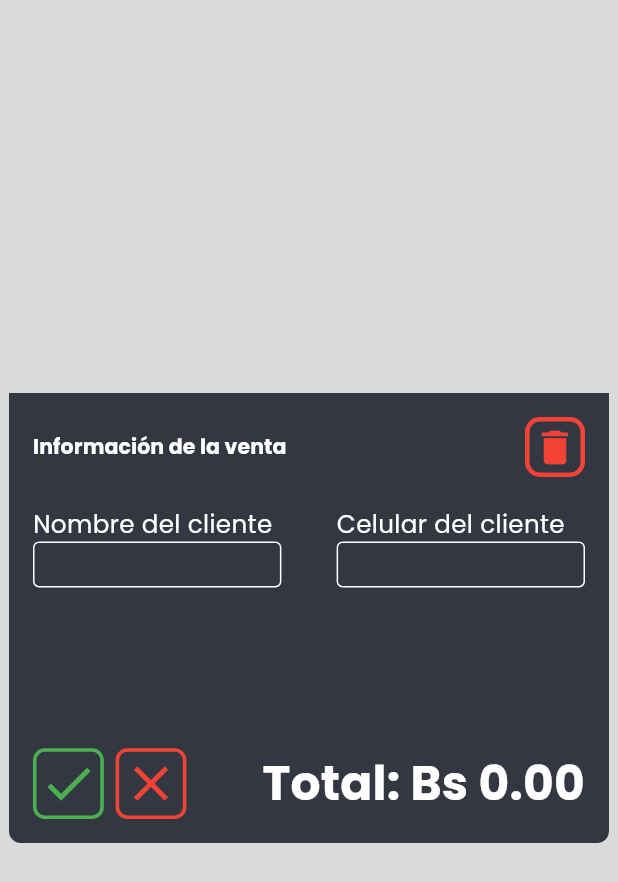
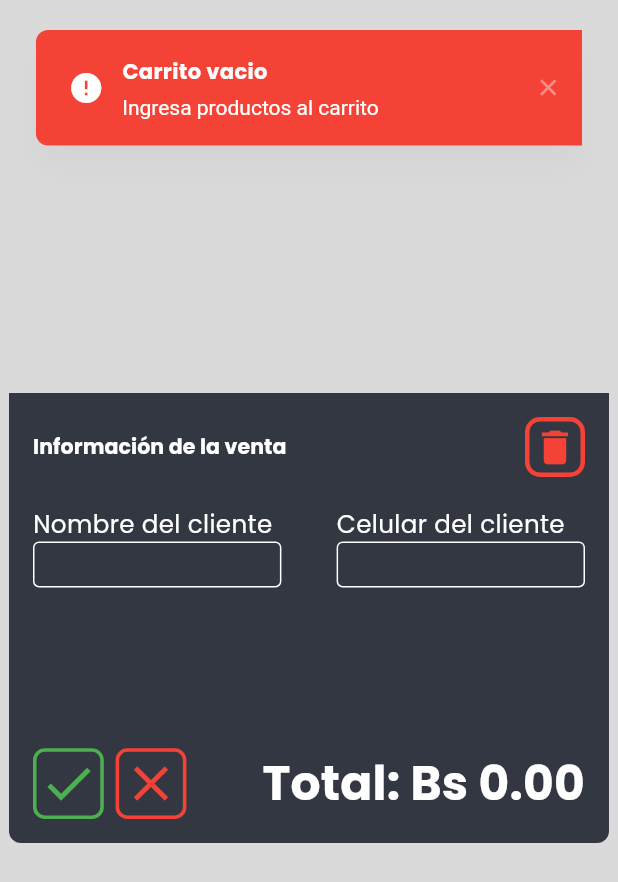
Before and after one commit to Al-Pura-Yepes/Desktop-Frontend, a Flutter app: the TestPage screen opened directly, after a tap on the "close" icon, on a phone screen of 412 x 824 dp. Shown: the top 882 px of the screen. Run offline on Flutter 3.47's test engine with Material 3 defaults, Android fonts, the phone set to English and light mode, and no system bars; our stand-ins replace cloud_firestore, firebase_core, flutter_riverpod, go_router, google_fonts, toastification; accounts and stored records are empty.

Commit message:
Sale Screen Product validations

```diff
--- a/lib/feature/sale/presentation/providers/cart_provider.dart
+++ b/lib/feature/sale/presentation/providers/cart_provider.dart
@@ -2,6 +2,7 @@
 import 'package:al_pura_frontend/feature/sale/domain/model/sale.dart';
 import 'package:al_pura_frontend/feature/sale/domain/repository/sale_repository.dart';
 import 'package:al_pura_frontend/feature/sale/presentation/providers/sale_respository_provider.dart';
+import 'package:al_pura_frontend/feature/sale/presentation/widget/confirm_sale.dart';
 import 'package:al_pura_frontend/feature/sale/presentation/widget/sale_information_back.dart';
 import 'package:al_pura_frontend/feature/sale/presentation/widget/sale_information_front.dart';
 import 'package:al_pura_frontend/feature/shared/domain/model/product.dart';
@@ -42,6 +43,23 @@
       this.variablesItems = const {}
       });
 
+  CartState resetValues(){
+    return CartState(
+        products: const {},
+        isDelivery: false,
+        isPerMajor: false,
+        totalPrice: 0,
+        discount: 0,
+        widgetOption: const SaleInformationFront(),
+        lastWidget: const SaleInformationFront(),
+        saleDate: null,
+        reservationDate: null,
+        isByCash: true,
+        clientPhone: null,
+        clientName: null,
+        isReservation: false);
+  }
+
   CartState copyWith(
       {Map<Product, double>? products,
       bool? isDelivery,
@@ -71,7 +89,7 @@
         isByCash: isByCash ?? this.isByCash,
         reservationDate: reservationDate ?? this.reservationDate,
         saleDate: saleDate ?? this.saleDate,
-        variablesItems: variableItems ?? this.variablesItems);
+        variablesItems: variableItems ?? variablesItems);
   }
 }
 
@@ -81,8 +99,7 @@
   CartNotifier({required this.repository}) : super(CartState());
 
   void addItemToCart(Product product) {
-    if (state.widgetOption is SaleInformationFront ||
-        state.widgetOption is SaleInformationBack) {
+    if (state.widgetOption is SaleInformationFront) {
       if (state.products[product] == null) {
 
         if (product.weight == null){
@@ -103,8 +120,7 @@
   }
 
   void deleteItemFromCart(Product product) {
-    if (state.widgetOption is SaleInformationFront ||
-        state.widgetOption is SaleInformationBack) {
+    if (state.widgetOption is SaleInformationFront) {
       Map<Product, double> auxMap = {...state.products};
       final quantity = auxMap.remove(product)!;
 
@@ -125,8 +141,7 @@
   }
 
   void setItemQuantity(Product product, int newQuantity) {
-    if (state.widgetOption is SaleInformationFront ||
-        state.widgetOption is SaleInformationBack) {
+    if (state.widgetOption is SaleInformationFront) {
       if (state.products.containsKey(product)) {
         final auxMap = {...state.products};
         final lastQuantity = auxMap[product]!;
@@ -143,8 +158,7 @@
   }
 
   void setItemPrice(Product product, int newPrice) {
-    if (state.widgetOption is SaleInformationFront ||
-        state.widgetOption is SaleInformationBack) {
+    if (state.widgetOption is SaleInformationFront) {
       if (state.products.containsKey(product)) {
         final auxMap = {...state.products};
         final lastPrice = auxMap[product]!;
@@ -190,16 +204,61 @@
       return;
     }
 
-    for (double value in state.variablesItems.values){
-      if (value == 0 && context != null){
+
+    if (newOption is SaleInformationBack || newOption is ConfirmSale){
+      for (double value in state.variablesItems.values){
+        if (value == 0 && context != null){
+          CustomToast.showToastNotification(
+              context,
+              icon: const Icon(Icons.error),
+              title: 'Productos sin precio',
+              description: 'Revisa el carrito, hay productos sin precio',
+              bgColor: Colors.red
+          );
+          return;
+        }
+      }
+    }
+
+    if (newOption is ConfirmSale && state.isReservation){
+      if (state.reservationDate == null && context != null){
         CustomToast.showToastNotification(
             context,
             icon: const Icon(Icons.error),
-            title: 'Productos sin precio',
-            description: 'Revisa el carrito, hay productos sin precio',
+            title: 'Ingresa la fecha de reserva',
+            description: 'Debes introducir la fecha par la reserva',
             bgColor: Colors.red
         );
         return;
+      }
+    }
+
+
+    if (newOption is ConfirmSale && (state.isReservation || state.isDelivery)){
+      if ((state.clientName == null || state.clientName == "") && context != null){
+        CustomToast.showToastNotification(
+            context,
+            icon: const Icon(Icons.error),
+            title: 'Ingresa el nombre del cliente',
+            description: 'Debes introducir el nombre del cliente',
+            bgColor: Colors.red
+        );
+        return;
+      }
+    }
+
+    if (newOption is SaleInformationBack || newOption is ConfirmSale){
+      for (var entry in state.products.entries){
+        if ((entry.key.quantity < entry.value) && context != null){
+          CustomToast.showToastNotification(
+              context,
+              icon: const Icon(Icons.warning),
+              title: 'Producto sin stock',
+              description: 'Estas agregando productos sin tenerlos en stock',
+              bgColor: Colors.deepOrangeAccent
+          );
+          break;
+        }
       }
     }
 
@@ -220,20 +279,7 @@
   }
 
   void resetCart() {
-    state = state.copyWith(
-        products: const {},
-        isDelivery: false,
-        isPerMajor: false,
-        totalPrice: 0,
-        discount: 0,
-        widgetOption: const SaleInformationFront(),
-        lastWidget: const SaleInformationFront(),
-        saleDate: null,
-        reservationDate: null,
-        isByCash: true,
-        clientPhone: null,
-        clientName: null,
-        isReservation: false);
+    state = state.resetValues();
   }
 
   void setClientName(String newClientName) {
@@ -248,7 +294,9 @@
     state = state.copyWith(isByCash: newIsByCash);
   }
 
-  void setReservationDate(DateTime date) {}
+  void setReservationDate(DateTime date) {
+    state = state.copyWith(reservationDate: date);
+  }
 }
 
 final cartProvider = StateNotifierProvider<CartNotifier, CartState>((ref) {
--- a/lib/feature/sale/presentation/widget/product_static_price_sale.dart
+++ b/lib/feature/sale/presentation/widget/product_static_price_sale.dart
@@ -33,7 +33,10 @@
 
     final textTheme = Theme.of(context).textTheme;
 
-    return Padding(
+    return Container(
+      color: product.quantity < (ref.watch(cartProvider).products[product] ?? 0) ? Colors.deepOrangeAccent : Colors.transparent,
+      padding: const EdgeInsets.symmetric(vertical: 4),
+      child: Padding(
         padding: const EdgeInsets.symmetric(horizontal: 10),
         child: Row(
           crossAxisAlignment: CrossAxisAlignment.center,
@@ -100,6 +103,7 @@
                     ))
           ],
         ),
+      ),
     );
   }
 }
--- a/lib/feature/sale/presentation/widget/sale_information_back.dart
+++ b/lib/feature/sale/presentation/widget/sale_information_back.dart
@@ -77,6 +77,7 @@
                       width: constraints.maxWidth * 0.45,
                       child: CustomTitleField(
                         title: 'Nombre del cliente',
+                        initialValue: ref.watch(cartProvider).clientName,
                         onPress: (value) => ref
                             .read(cartProvider.notifier)
                             .setClientName(value),
@@ -85,6 +86,7 @@
                       width: constraints.maxWidth * 0.45,
                       child: CustomTitleField(
                           title: 'Celular del cliente',
+                          initialValue: ref.watch(cartProvider).clientPhone,
                           onPress: (value) => ref
                               .read(cartProvider.notifier)
                               .setClientPhone(value))),
@@ -133,6 +135,7 @@
                       height: constraints.maxHeight * 0.22,
                       width: constraints.maxWidth * 0.45,
                       child: CustomDatePickerField(
+                        initialDate: ref.watch(cartProvider).reservationDate,
                         color: Colors.black,
                         title: 'Fecha de reserva',
                         onDateSelected: (date) {
@@ -161,7 +164,7 @@
                         onPress: () {
                           ref
                               .read(cartProvider.notifier)
-                              .changeWidgetOption(const ConfirmSale());
+                              .changeWidgetOption(const ConfirmSale(), context: context);
                         },
                       ),
                       const SizedBox(
@@ -179,7 +182,7 @@
                               .setIsReservation(false);
                           ref
                               .read(cartProvider.notifier)
-                              .changeWidgetOption(const SaleInformationFront());
+                              .changeWidgetOption(const SaleInformationFront(), context: context);
                         },
                       ),
                     ],
--- a/lib/feature/sale/presentation/widget/sale_information_front.dart
+++ b/lib/feature/sale/presentation/widget/sale_information_front.dart
@@ -211,7 +211,7 @@
                               .setIsReservation(true);
                           ref
                               .read(cartProvider.notifier)
-                              .changeWidgetOption(const SaleInformationBack());
+                              .changeWidgetOption(const SaleInformationBack(), context: context);
                         },
                       ),
                     ],
--- a/lib/feature/shared/widget/checkbox/custom_checkbox.dart
+++ b/lib/feature/shared/widget/checkbox/custom_checkbox.dart
@@ -1,5 +1,4 @@
 import 'package:flutter/material.dart';
-import 'package:toastification/toastification.dart';
 
 class CustomCheckbox extends StatefulWidget {
   final String title;
--- a/lib/feature/shared/widget/fields/custom_title_field.dart
+++ b/lib/feature/shared/widget/fields/custom_title_field.dart
@@ -2,6 +2,7 @@
 
 class CustomTitleField extends StatelessWidget {
   final Color color;
+  final String? initialValue;
   final String title;
   final void Function(String value) onPress;
 
@@ -9,7 +10,8 @@
       {super.key,
       this.color = Colors.white,
       required this.title,
-      required this.onPress});
+      required this.onPress,
+      this.initialValue});
 
   @override
   Widget build(BuildContext context) {
@@ -29,6 +31,7 @@
             ),
             Expanded(
               child: TextFormField(
+                initialValue: initialValue,
                 onChanged: (value) => onPress(value),
                 cursorColor: color,
                 decoration: InputDecoration(
--- a/lib/feature/shared/widget/toasts/custom_toast.dart
+++ b/lib/feature/shared/widget/toasts/custom_toast.dart
@@ -1,4 +1,3 @@
-import 'package:flutter/cupertino.dart';
 import 'package:flutter/material.dart';
 import 'package:toastification/toastification.dart';
 
```
Also changed, not shown: lib/feature/sale/presentation/widget/custom_date_picker.dart (+14 -3 lines), lib/feature/sale/presentation/widget/product_variable_price_sale.dart (+6 -3 lines), lib/feature/shared/widget/product_card.dart (+8 -0 lines). Lines whose indentation alone changed are shown as unchanged.
